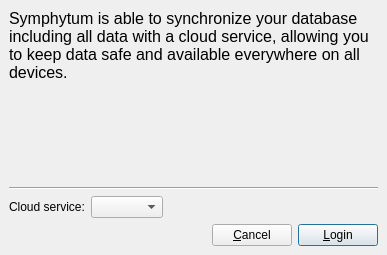
This is ui/syncconfigdialog.ui in giowck/symphytum as Qt 5 draws it before an edit. The edited form follows.
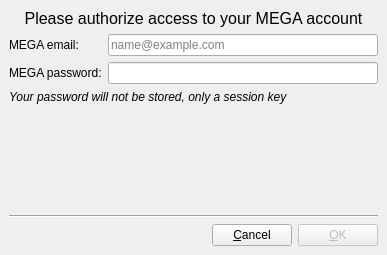
This is the edited form. The open tabs and pages were chosen to show the change.

Commit message: Initial code structure to start working on MEGA sync driver support

Patch:
```diff
--- a/ui/syncconfigdialog.ui
+++ b/ui/syncconfigdialog.ui
@@ -384,6 +384,131 @@
        </item>
       </layout>
      </widget>
+     <widget class="QWidget" name="megaConfig">
+      <layout class="QVBoxLayout" name="verticalLayout_8">
+       <item>
+        <widget class="QLabel" name="megaConfLabel">
+         <property name="styleSheet">
+          <string notr="true">font-size: 16px;</string>
+         </property>
+         <property name="text">
+          <string>Please authorize access to your MEGA account</string>
+         </property>
+         <property name="alignment">
+          <set>Qt::AlignCenter</set>
+         </property>
+         <property name="wordWrap">
+          <bool>true</bool>
+         </property>
+        </widget>
+       </item>
+       <item>
+        <layout class="QFormLayout" name="formLayout">
+         <item row="0" column="0">
+          <widget class="QLabel" name="label_5">
+           <property name="text">
+            <string>MEGA email:</string>
+           </property>
+          </widget>
+         </item>
+         <item row="0" column="1">
+          <widget class="QLineEdit" name="megaEmailLineEdit">
+           <property name="placeholderText">
+            <string>name@example.com</string>
+           </property>
+          </widget>
+         </item>
+         <item row="1" column="0">
+          <widget class="QLabel" name="label_6">
+           <property name="text">
+            <string>MEGA password:</string>
+           </property>
+          </widget>
+         </item>
+         <item row="1" column="1">
+          <widget class="QLineEdit" name="megaPassLineEdit">
+           <property name="echoMode">
+            <enum>QLineEdit::Password</enum>
+           </property>
+           <property name="placeholderText">
+            <string/>
+           </property>
+          </widget>
+         </item>
+        </layout>
+       </item>
+       <item>
+        <widget class="QLabel" name="label_7">
+         <property name="text">
+          <string>&lt;i&gt;Your password will not be stored, only a session key&lt;/i&gt;</string>
+         </property>
+         <property name="wordWrap">
+          <bool>true</bool>
+         </property>
+        </widget>
+       </item>
+       <item>
+        <spacer name="verticalSpacer_7">
+         <property name="orientation">
+          <enum>Qt::Vertical</enum>
+         </property>
+         <property name="sizeHint" stdset="0">
+          <size>
+           <width>20</width>
+           <height>58</height>
+          </size>
+         </property>
+        </spacer>
+       </item>
+       <item>
+        <widget class="Line" name="line_7">
+         <property name="orientation">
+          <enum>Qt::Horizontal</enum>
+         </property>
+        </widget>
+       </item>
+       <item>
+        <layout class="QHBoxLayout" name="horizontalLayout_17">
+         <item>
+          <spacer name="horizontalSpacer_9">
+           <property name="orientation">
+            <enum>Qt::Horizontal</enum>
+           </property>
+           <property name="sizeHint" stdset="0">
+            <size>
+             <width>40</width>
+             <height>20</height>
+            </size>
+           </property>
+          </spacer>
+         </item>
+         <item>
+          <widget class="QPushButton" name="cancelMegaButton">
+           <property name="text">
+            <string>&amp;Cancel</string>
+           </property>
+           <property name="autoDefault">
+            <bool>false</bool>
+           </property>
+          </widget>
+         </item>
+         <item>
+          <widget class="QPushButton" name="okMegaButton">
+           <property name="enabled">
+            <bool>false</bool>
+           </property>
+           <property name="text">
+            <string>&amp;OK</string>
+           </property>
+           <property name="default">
+            <bool>true</bool>
+           </property>
+          </widget>
+         </item>
+        </layout>
+       </item>
+      </layout>
+     </widget>
     </widget>
    </item>
   </layout>
```
Left out of the diff: 4 changed lines with no effect on the pictures. The commit also changes 12 other files.
